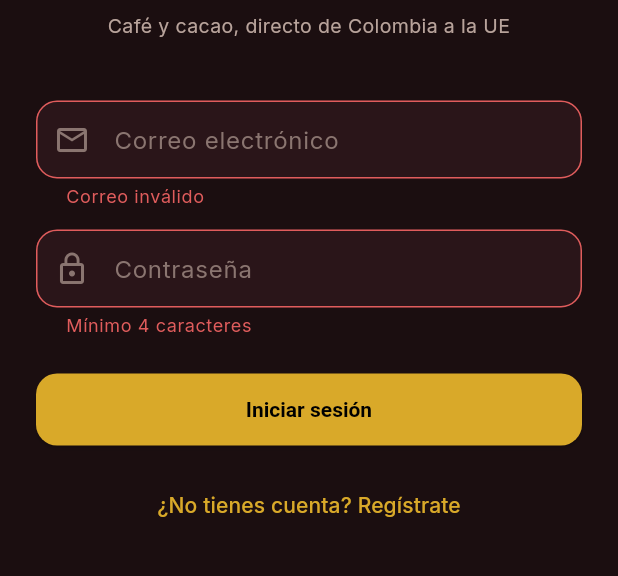
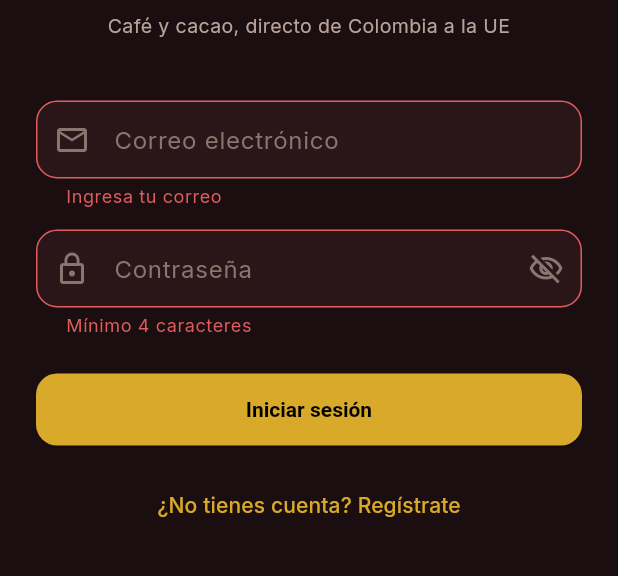
Before and after one commit to BurbanoValentina/Agrotrade_Direct, a Flutter app: the screen it shows after launch, after a tap on "Iniciar sesión", on a phone screen of 412 x 824 dp, the part 150-726 px from its top. Run offline on Flutter 3.47's test engine with Material 3 defaults, Android fonts, the light colour scheme and no system bars; our stand-ins replace google_fonts; accounts and stored records are empty.

Commit message:
feat(auth): implementar inicio de sesion (REQ-04)

```diff
--- a/lib/screens/auth/login_screen.dart
+++ b/lib/screens/auth/login_screen.dart
@@ -15,35 +15,57 @@ class LoginScreen extends StatefulWidget {
 }
 
 class _LoginScreenState extends State<LoginScreen> {
+  // GlobalKey para gestionar y ejecutar las validaciones del Formulario
   final _formKey = GlobalKey<FormState>();
+
+  // Controladores de texto para leer la entrada de los campos
   final _emailCtrl = TextEditingController();
   final _passwordCtrl = TextEditingController();
 
+  // Estado local para alternar la visibilidad del campo de contraseña
+  bool _obscurePassword = true;
+
   @override
   void dispose() {
+    // Liberación de memoria para prevenir memory leaks
     _emailCtrl.dispose();
     _passwordCtrl.dispose();
     super.dispose();
   }
 
+  /// Maneja la lógica al presionar el botón de inicio de sesión
   Future<void> _submit() async {
+    // Valida todos los TextFormField dentro de este Form
     if (!_formKey.currentState!.validate()) return;
+
+    // Obtiene AuthProvider sin suscribirse a cambios de estado (context.read)
     final auth = context.read<AuthProvider>();
+
+    // Ejecuta el método asíncrono de autenticación
     final ok = await auth.login(_emailCtrl.text.trim(), _passwordCtrl.text);
+
+    // Verificación de seguridad async: comprueba que el widget siga montado
     if (!mounted) return;
+
     if (ok) {
+      // Redirección a la pantalla principal si el login fue exitoso
       Navigator.of(context).pushReplacement(
         MaterialPageRoute(builder: (_) => const HomeShell()),
       );
     } else {
+      // Muestra un SnackBar con el mensaje de error capturado
       ScaffoldMessenger.of(context).showSnackBar(
-        SnackBar(content: Text(auth.errorMessage ?? 'Error al iniciar sesión')),
+        SnackBar(
+          content: Text(auth.errorMessage ?? 'Error al iniciar sesión'),
+          backgroundColor: Colors.redAccent,
+        ),
       );
     }
   }
 
   @override
   Widget build(BuildContext context) {
+    // Escucha el AuthProvider para reaccionar a cambios en isLoading (context.watch)
     final auth = context.watch<AuthProvider>();
 
     return Scaffold(
@@ -66,33 +88,67 @@ class _LoginScreenState extends State<LoginScreen> {
                   ),
                 ),
                 const SizedBox(height: 40),
+
+                // Campo de entrada de Correo Electrónico
                 TextFormField(
                   controller: _emailCtrl,
                   keyboardType: TextInputType.emailAddress,
+                  autocorrect: false,
+                  enableSuggestions: false,
+                  autofillHints: const [AutofillHints.email],
                   style: const TextStyle(color: AppColors.textPrimary),
                   decoration: const InputDecoration(
                     hintText: 'Correo electrónico',
-                    prefixIcon: Icon(Icons.mail_outline,
-                        color: AppColors.textMuted),
+                    prefixIcon: Icon(
+                      Icons.mail_outline,
+                      color: AppColors.textMuted,
+                    ),
                   ),
-                  validator: (v) =>
-                      (v == null || !v.contains('@')) ? 'Correo inválido' : null,
+                  validator: (v) {
+                    if (v == null || v.trim().isEmpty) {
+                      return 'Ingresa tu correo';
+                    }
+                    if (!v.contains('@') || !v.contains('.')) {
+                      return 'Correo electrónico inválido';
+                    }
+                    return null;
+                  },
                 ),
                 const SizedBox(height: 14),
+
+                // Campo de entrada de Contraseña
                 TextFormField(
                   controller: _passwordCtrl,
-                  obscureText: true,
+                  obscureText: _obscurePassword,
+                  autofillHints: const [AutofillHints.password],
                   style: const TextStyle(color: AppColors.textPrimary),
-                  decoration: const InputDecoration(
+                  decoration: InputDecoration(
                     hintText: 'Contraseña',
-                    prefixIcon:
-                        Icon(Icons.lock_outline, color: AppColors.textMuted),
+                    prefixIcon: const Icon(
+                      Icons.lock_outline,
+                      color: AppColors.textMuted,
+                    ),
+                    suffixIcon: IconButton(
+                      icon: Icon(
+                        _obscurePassword
+                            ? Icons.visibility_off_outlined
+                            : Icons.visibility_outlined,
+                        color: AppColors.textMuted,
+                      ),
+                      onPressed: () {
+                        setState(() {
+                          _obscurePassword = !_obscurePassword;
+                        });
+                      },
+                    ),
                   ),
                   validator: (v) => (v == null || v.length < 4)
                       ? 'Mínimo 4 caracteres'
                       : null,
                 ),
                 const SizedBox(height: 24),
+
+                // Botón principal de login
                 ElevatedButton(
                   onPressed: auth.isLoading ? null : _submit,
                   child: auth.isLoading
@@ -100,16 +156,22 @@ class _LoginScreenState extends State<LoginScreen> {
                           height: 20,
                           width: 20,
                           child: CircularProgressIndicator(
-                              strokeWidth: 2, color: Colors.black))
+                            strokeWidth: 2,
+                            color: Colors.black,
+                          ),
+                        )
                       : const Text('Iniciar sesión'),
                 ),
                 const SizedBox(height: 16),
+
+                // Botón para ir al Registro (REQ-02 / REQ-03)
                 Center(
                   child: TextButton(
                     onPressed: () {
                       Navigator.of(context).push(
                         MaterialPageRoute(
-                            builder: (_) => const RegisterScreen()),
+                          builder: (_) => const RegisterScreen(),
+                        ),
                       );
                     },
                     child: const Text(
@@ -127,6 +189,7 @@ class _LoginScreenState extends State<LoginScreen> {
   }
 }
 
+/// Widget privado para renderizar el logo
 class _Logo extends StatelessWidget {
   @override
   Widget build(BuildContext context) {
@@ -152,7 +215,10 @@ class _Logo extends StatelessWidget {
             ),
             children: [
               TextSpan(text: 'AgroTrade '),
-              TextSpan(text: 'Direct', style: TextStyle(color: AppColors.gold)),
+              TextSpan(
+                text: 'Direct',
+                style: TextStyle(color: AppColors.gold),
+              ),
             ],
           ),
         ),
```
Also changed, not shown: lib/providers/auth_provider.dart (+14 -3 lines), pubspec.lock, 4 other files.
